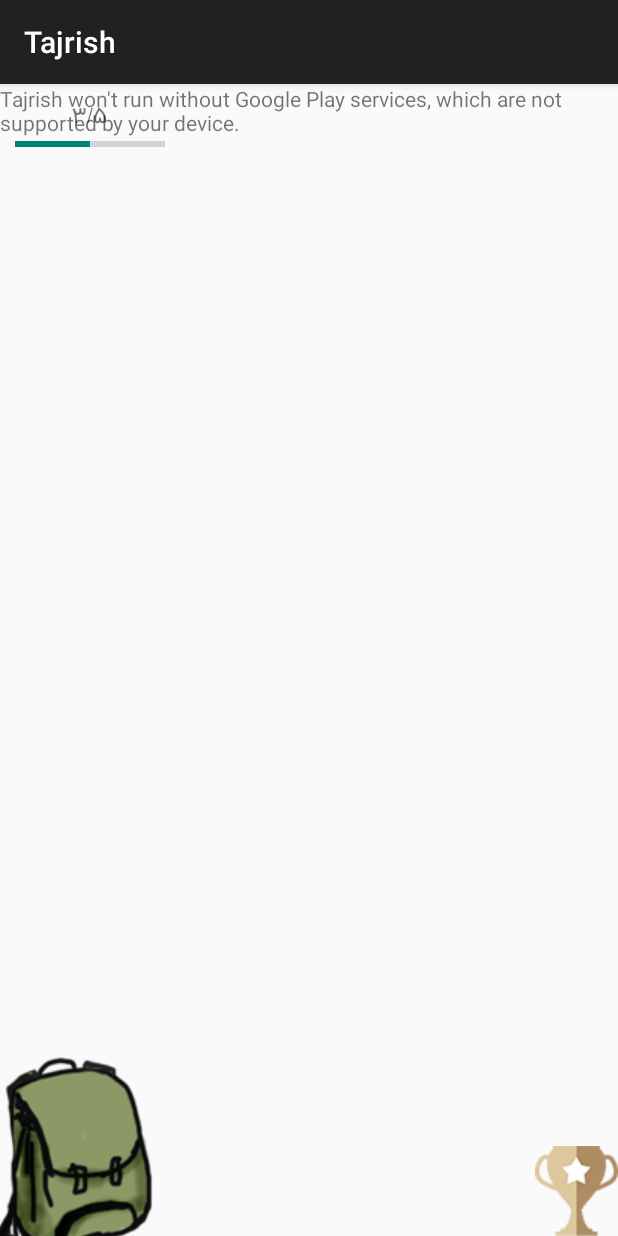
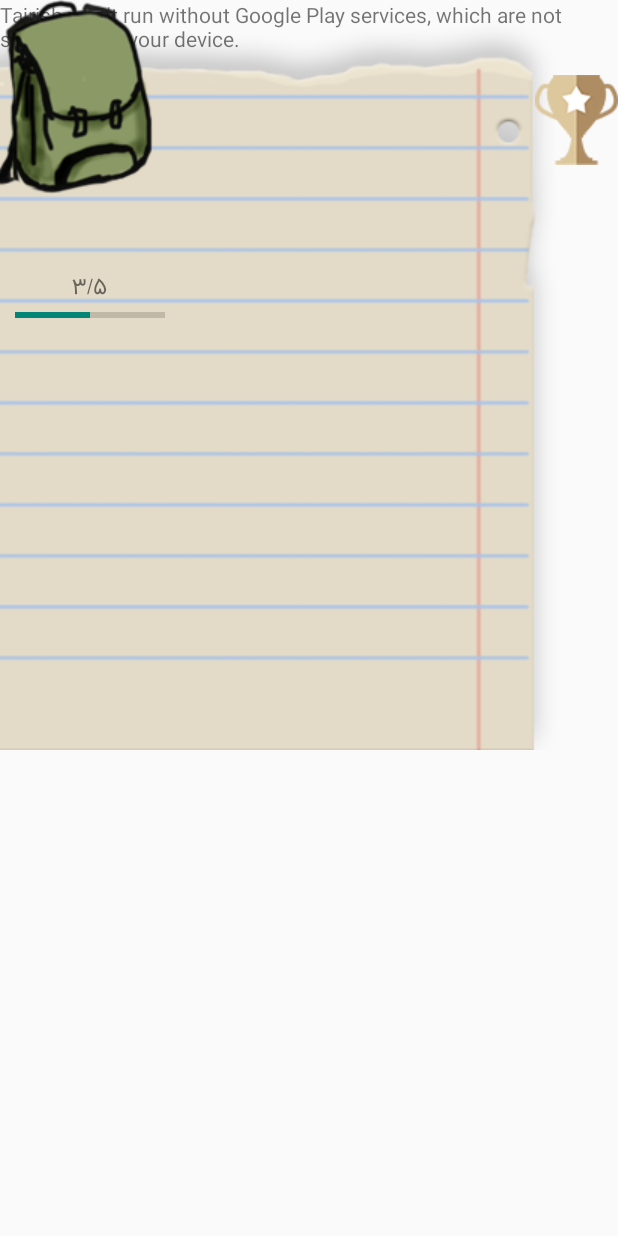
Before and after one commit to tajrish/android, an Android app: the screen it shows after launch (TravelMapActivity), on a phone screen of 412 x 824 dp. Run offline under Robolectric (Android 15) with nearby library versions, the phone set to English and light mode, and no system bars; libraries missing offline, so code that uses them is left out: com.google.maps.android, github.chenupt.dragtoplayout; 1 statement that could not run was skipped.

Commit message:
Paper Up

```diff
--- a/app/src/main/AndroidManifest.xml
+++ b/app/src/main/AndroidManifest.xml
@@ -9,7 +9,7 @@
         android:allowBackup="true"
         android:icon="@mipmap/ic_launcher"
         android:label="@string/app_name"
-        android:theme="@style/AppTheme" >
+        android:theme="@style/Theme.AppCompat.Light.NoActionBar" >
 
         <meta-data
             android:name="com.google.android.maps.v2.API_KEY"
--- a/app/src/main/java/io/tajrish/views/activities/travelmap/TravelMapActivity.java
+++ b/app/src/main/java/io/tajrish/views/activities/travelmap/TravelMapActivity.java
@@ -8,6 +8,10 @@ import android.os.Bundle;
 import android.support.v7.app.AppCompatActivity;
 import android.util.Log;
 import android.view.Display;
+import android.view.View;
+import android.widget.FrameLayout;
+import android.widget.ImageView;
+import android.widget.RadioGroup;
 import android.widget.TextView;
 
 import com.google.android.gms.maps.CameraUpdate;
@@ -26,6 +30,7 @@ import java.util.ArrayList;
 import java.util.HashMap;
 import java.util.Map;
 
+import github.chenupt.dragtoplayout.DragTopLayout;
 import io.tajrish.R;
 import io.tajrish.models.Pin;
 import io.tajrish.models.Province;
@@ -43,6 +48,11 @@ public class TravelMapActivity extends BaseActivity {
     private ArrayList<Marker> markers = new ArrayList<>();
     private Map<Marker, Integer> markersMap = new HashMap();
 
+    private FrameLayout mExpander;
+    private ImageView mBackpack;
+    private boolean isOpen = true;
+    private int mHeight;
+
     @Override
     protected void onCreate(Bundle savedInstanceState) {
         super.onCreate(savedInstanceState);
@@ -56,6 +66,46 @@ public class TravelMapActivity extends BaseActivity {
 //        intent.putExtra(PACKAGE_NAME + ": longitude", location[1]);
         getJsonInformationFromIntent();
         setUpMapIfNeeded();
+        findViewsById();
+        getScreenHeight();
+        setOnClickListeners();
+    }
+
+    private void findViewsById() {
+        mBackpack = (ImageView) findViewById(R.id.travel_backpack);
+        mExpander = (FrameLayout) findViewById(R.id.travel_expander);
+    }
+
+    private void getScreenHeight() {
+        Display display = getWindowManager().getDefaultDisplay();
+        Point size = new Point();
+        display.getSize(size);
+        mHeight = size.y;
+    }
+
+    private void setOnClickListeners() {
+        mBackpack.setOnClickListener(new View.OnClickListener() {
+            @Override
+            public void onClick(View v) {
+                if (isOpen) {
+                    FrameLayout.LayoutParams params = new FrameLayout.LayoutParams(
+                            FrameLayout.LayoutParams.MATCH_PARENT,
+                            RadioGroup.LayoutParams.MATCH_PARENT
+                    );
+                    params.setMargins(0, mHeight-200, 0, 0);
+                    mExpander.setLayoutParams(params);
+                } else {
+                    FrameLayout.LayoutParams params = new FrameLayout.LayoutParams(
+                            FrameLayout.LayoutParams.MATCH_PARENT,
+                            RadioGroup.LayoutParams.MATCH_PARENT
+                    );
+                    params.setMargins(0, 30, 0, 0);
+                    mExpander.setLayoutParams(params);
+                }
+                isOpen = !isOpen;
+                Log.d(PACKAGE_NAME, isOpen ? "TRUE" : "FALSE");
+            }
+        });
     }
 
     private void getJsonInformationFromIntent() {
--- a/app/src/main/res/layout/activity_travel_map.xml
+++ b/app/src/main/res/layout/activity_travel_map.xml
@@ -11,27 +11,41 @@
         android:layout_height="match_parent"
         tools:context=".MapsActivity" />
 
+    <!--content view-->
+    <FrameLayout
+        android:id="@+id/travel_expander"
+        android:layout_width="match_parent"
+        android:layout_height="match_parent"
+        android:background="#00000000"
+        android:orientation="vertical">
+        <ImageView
+            android:layout_width="wrap_content"
+            android:layout_height="wrap_content"
+            android:layout_marginLeft="-40dp"
+            android:scaleType="matrix"
+            android:src="@drawable/scraps"/>
         <ImageView
             android:id="@+id/travel_backpack"
             android:layout_width="wrap_content"
             android:layout_height="wrap_content"
             android:layout_marginBottom="-10dp"
             android:layout_marginLeft="-10dp"
-        android:layout_gravity="bottom"
             android:src="@drawable/backpack" />
+
 
         <ImageView
             android:id="@+id/travel_quests"
             android:layout_width="wrap_content"
             android:layout_height="wrap_content"
-        android:layout_gravity="bottom|right"
+            android:layout_gravity="right"
+            android:layout_marginTop="50dp"
             android:src="@drawable/cup_bronze" />
 
         <LinearLayout
             android:layout_width="wrap_content"
             android:layout_height="wrap_content"
             android:layout_marginLeft="10dp"
-        android:layout_marginTop="10dp"
+            android:layout_marginTop="180dp"
             android:orientation="vertical">
 
             <io.tajrish.views.custom.FFTextView
@@ -47,3 +61,4 @@
                 android:progress="50" />
         </LinearLayout>
     </FrameLayout>
+</FrameLayout>
```
Also changed, not shown: app/src/main/res/drawable/scraps.png (added). Lines whose indentation alone changed are shown as unchanged.
